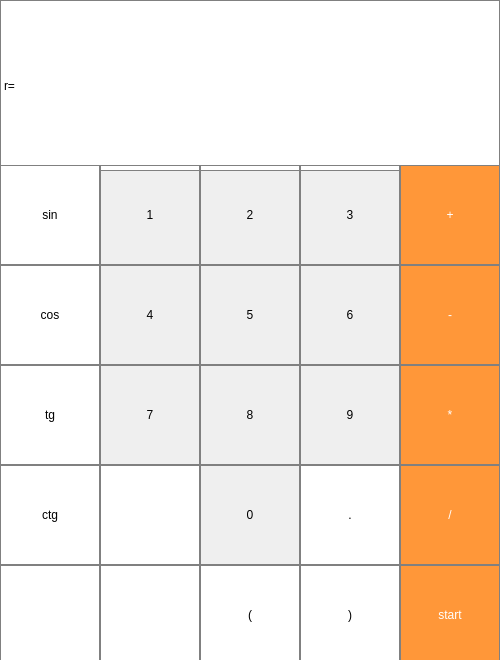
The window that calculator.ui (dimo4ka1/project_dorogi) describes before a commit, drawn with Qt 5.
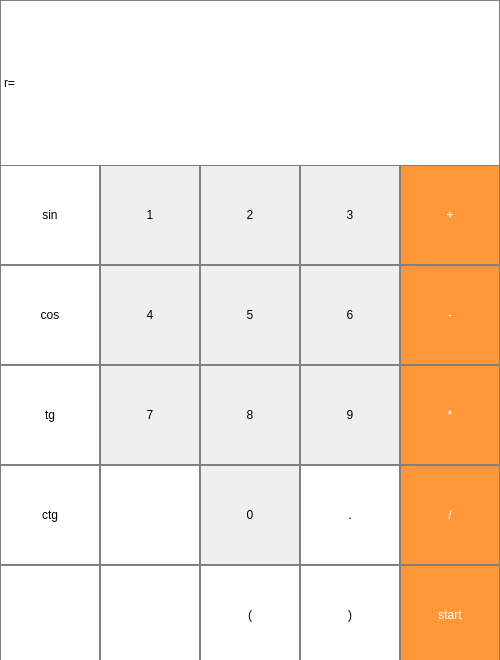
The same window after the commit. Icons and pictures are not drawn.

Commit message: справлена ошибка с M_PI

What changed in the file:
```diff
--- a/calculator.ui
+++ b/calculator.ui
@@ -26,18 +26,21 @@
    <string>Function input window</string>
   </property>
   <widget class="QLabel" name="output_icon">
+   <property name="enabled">
+    <bool>true</bool>
+   </property>
    <property name="geometry">
     <rect>
      <x>0</x>
      <y>0</y>
      <width>500</width>
-     <height>171</height>
+     <height>166</height>
     </rect>
    </property>
    <property name="minimumSize">
     <size>
      <width>500</width>
-     <height>150</height>
+     <height>166</height>
     </size>
    </property>
    <property name="styleSheet">
@@ -54,7 +57,7 @@
     <string>r=</string>
    </property>
   </widget>
-  <widget class="QWidget" name="">
+  <widget class="QWidget" name="layoutWidget">
    <property name="geometry">
     <rect>
      <x>0</x>
```
Left out of the diff: 2 changed lines with no effect on the pictures. The commit also changes 2 other files.
